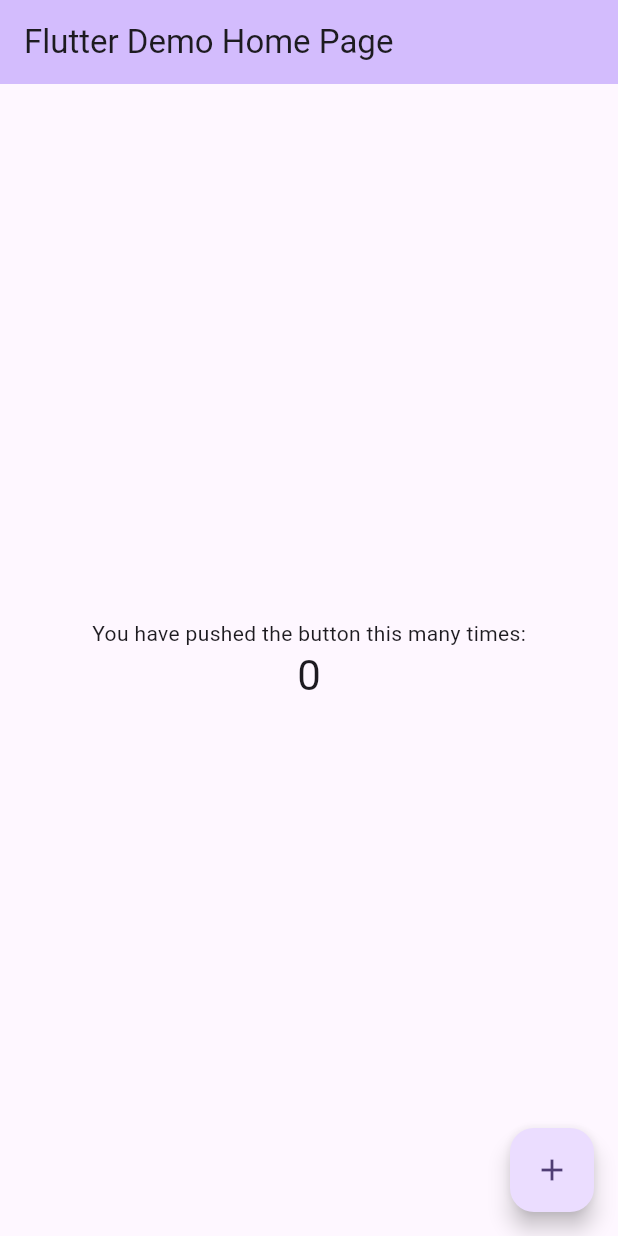
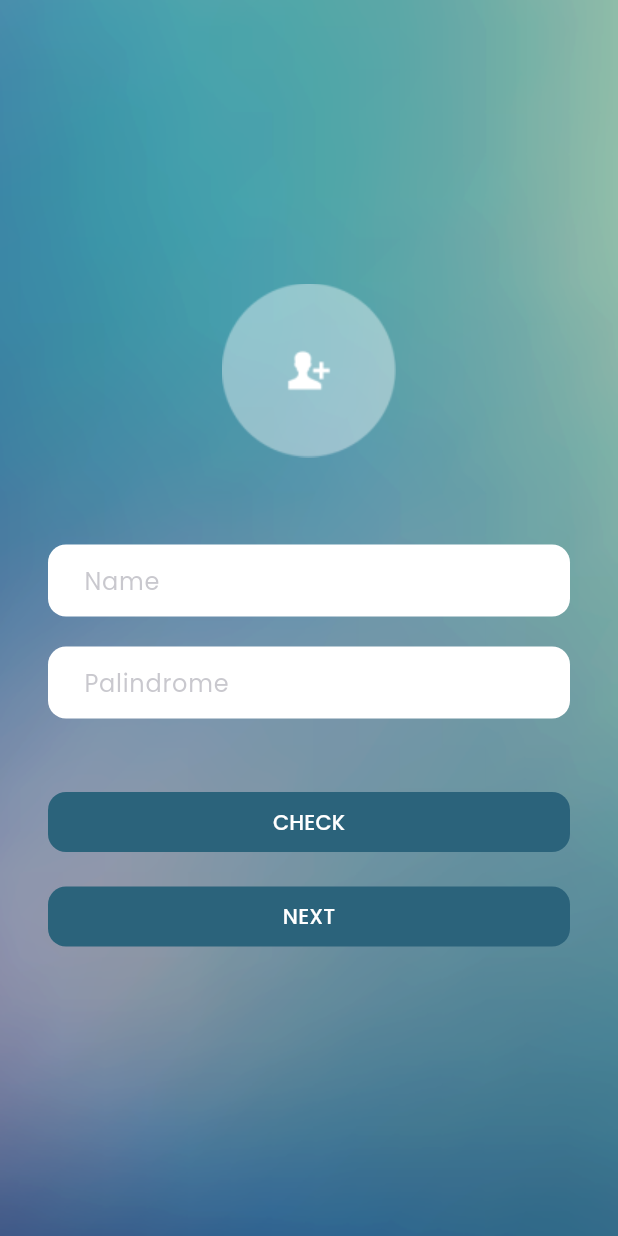
Before and after one commit to zenxiety/suitmedia-flutter, a Flutter app: the screen it shows after launch, on a phone screen of 412 x 824 dp. Run offline on Flutter 3.47's test engine with Material 3 defaults, Android fonts, the phone set to English and light mode, and no system bars; our stand-ins replace google_fonts.

Commit message:
feat - first screen UI slicing & logic integration

```diff
--- a/lib/main.dart
+++ b/lib/main.dart
@@ -1,4 +1,10 @@
+import 'package:flutter/foundation.dart';
 import 'package:flutter/material.dart';
+import 'package:provider/provider.dart';
+import 'package:suitmedia_mobile_intern/utils/constants/colors.dart';
+import 'package:suitmedia_mobile_intern/viewmodels/first_screen_provider.dart';
+import 'package:suitmedia_mobile_intern/views/screens/first_screen.dart';
+import 'package:google_fonts/google_fonts.dart';
 
 void main() {
   runApp(const MyApp());
@@ -7,119 +13,75 @@
 class MyApp extends StatelessWidget {
   const MyApp({super.key});
 
-  // This widget is the root of your application.
   @override
   Widget build(BuildContext context) {
-    return MaterialApp(
-      title: 'Flutter Demo',
-      theme: ThemeData(
-        // This is the theme of your application.
-        //
-        // TRY THIS: Try running your application with "flutter run". You'll see
-        // the application has a purple toolbar. Then, without quitting the app,
-        // try changing the seedColor in the colorScheme below to Colors.green
-        // and then invoke "hot reload" (save your changes or press the "hot
-        // reload" button in a Flutter-supported IDE, or press "r" if you used
-        // the command line to start the app).
-        //
-        // Notice that the counter didn't reset back to zero; the application
-        // state is not lost during the reload. To reset the state, use hot
-        // restart instead.
-        //
-        // This works for code too, not just values: Most code changes can be
-        // tested with just a hot reload.
-        colorScheme: ColorScheme.fromSeed(seedColor: Colors.deepPurple),
-        useMaterial3: true,
+    return MultiProvider(
+      providers: [
+        ChangeNotifierProvider(create: (context) => FirstScreenProvider()),
+      ],
+      child: MaterialApp(
+        debugShowCheckedModeBanner: kDebugMode,
+        theme: ThemeData(
+          textTheme: GoogleFonts.poppinsTextTheme(
+            Theme.of(context).textTheme,
+          ),
+          inputDecorationTheme: InputDecorationTheme(
+            filled: true,
+            fillColor: Colors.white,
+            hintStyle: const TextStyle(
+              color: Color.fromRGBO(104, 103, 119, .36),
+              fontSize: 16,
+            ),
+            border: OutlineInputBorder(
+              borderRadius: BorderRadius.circular(12),
+            ),
+            enabledBorder: OutlineInputBorder(
+              borderRadius: BorderRadius.circular(12),
+              borderSide: const BorderSide(
+                color: Colors.transparent,
+              ),
+            ),
+            focusedBorder: OutlineInputBorder(
+              borderRadius: BorderRadius.circular(12),
+              borderSide: const BorderSide(
+                color: Colors.transparent,
+              ),
+            ),
+            errorBorder: OutlineInputBorder(
+              borderRadius: BorderRadius.circular(12),
+              borderSide: BorderSide(
+                color: Colors.red.shade900,
+              ),
+            ),
+            errorStyle: TextStyle(color: Colors.red.shade900),
+            contentPadding: const EdgeInsets.symmetric(
+              horizontal: 20,
+              vertical: 8,
+            ),
+          ),
+          elevatedButtonTheme: ElevatedButtonThemeData(
+            style: ElevatedButton.styleFrom(
+              backgroundColor: ColorPalette.teal,
+              foregroundColor: Colors.white,
+              shape: RoundedRectangleBorder(
+                borderRadius: BorderRadius.circular(12),
+              ),
+              elevation: 0,
+            ),
+          ),
+        ),
+        initialRoute: '/first',
+        onGenerateRoute: (settings) {
+          switch (settings.name) {
+            case "/first":
+              return MaterialPageRoute(
+                builder: (context) => const FirstScreen(),
+              );
+          }
+
+          return null;
+        },
       ),
-      home: const MyHomePage(title: 'Flutter Demo Home Page'),
     );
   }
 }
-
-class MyHomePage extends StatefulWidget {
-  const MyHomePage({super.key, required this.title});
-
-  // This widget is the home page of your application. It is stateful, meaning
-  // that it has a State object (defined below) that contains fields that affect
-  // how it looks.
-
-  // This class is the configuration for the state. It holds the values (in this
-  // case the title) provided by the parent (in this case the App widget) and
-  // used by the build method of the State. Fields in a Widget subclass are
-  // always marked "final".
-
-  final String title;
-
-  @override
-  State<MyHomePage> createState() => _MyHomePageState();
-}
-
-class _MyHomePageState extends State<MyHomePage> {
-  int _counter = 0;
-
-  void _incrementCounter() {
-    setState(() {
-      // This call to setState tells the Flutter framework that something has
-      // changed in this State, which causes it to rerun the build method below
-      // so that the display can reflect the updated values. If we changed
-      // _counter without calling setState(), then the build method would not be
-      // called again, and so nothing would appear to happen.
-      _counter++;
-    });
-  }
-
-  @override
-  Widget build(BuildContext context) {
-    // This method is rerun every time setState is called, for instance as done
-    // by the _incrementCounter method above.
-    //
-    // The Flutter framework has been optimized to make rerunning build methods
-    // fast, so that you can just rebuild anything that needs updating rather
-    // than having to individually change instances of widgets.
-    return Scaffold(
-      appBar: AppBar(
-        // TRY THIS: Try changing the color here to a specific color (to
-        // Colors.amber, perhaps?) and trigger a hot reload to see the AppBar
-        // change color while the other colors stay the same.
-        backgroundColor: Theme.of(context).colorScheme.inversePrimary,
-        // Here we take the value from the MyHomePage object that was created by
-        // the App.build method, and use it to set our appbar title.
-        title: Text(widget.title),
-      ),
-      body: Center(
-        // Center is a layout widget. It takes a single child and positions it
-        // in the middle of the parent.
-        child: Column(
-          // Column is also a layout widget. It takes a list of children and
-          // arranges them vertically. By default, it sizes itself to fit its
-          // children horizontally, and tries to be as tall as its parent.
-          //
-          // Column has various properties to control how it sizes itself and
-          // how it positions its children. Here we use mainAxisAlignment to
-          // center the children vertically; the main axis here is the vertical
-          // axis because Columns are vertical (the cross axis would be
-          // horizontal).
-          //
-          // TRY THIS: Invoke "debug painting" (choose the "Toggle Debug Paint"
-          // action in the IDE, or press "p" in the console), to see the
-          // wireframe for each widget.
-          mainAxisAlignment: MainAxisAlignment.center,
-          children: <Widget>[
-            const Text(
-              'You have pushed the button this many times:',
-            ),
-            Text(
-              '$_counter',
-              style: Theme.of(context).textTheme.headlineMedium,
-            ),
-          ],
-        ),
-      ),
-      floatingActionButton: FloatingActionButton(
-        onPressed: _incrementCounter,
-        tooltip: 'Increment',
-        child: const Icon(Icons.add),
-      ), // This trailing comma makes auto-formatting nicer for build methods.
-    );
-  }
-}
--- /dev/null
+++ b/lib/utils/constants/colors.dart
@@ -0,0 +1,5 @@
+import 'package:flutter/material.dart';
+
+class ColorPalette {
+  static const Color teal = Color.fromRGBO(43, 99, 123, 1);
+}
--- /dev/null
+++ b/lib/views/screens/first_screen.dart
@@ -0,0 +1,105 @@
+import 'package:flutter/material.dart';
+import 'package:provider/provider.dart';
+import 'package:suitmedia_mobile_intern/viewmodels/first_screen_provider.dart';
+
+class FirstScreen extends StatefulWidget {
+  const FirstScreen({super.key});
+
+  @override
+  State<FirstScreen> createState() => _FirstScreenState();
+}
+
+class _FirstScreenState extends State<FirstScreen> {
+  @override
+  void initState() {
+    final FirstScreenProvider provider =
+        Provider.of<FirstScreenProvider>(context, listen: false);
+    provider.formKey = GlobalKey();
+    provider.nameController = TextEditingController();
+    provider.sentenceController = TextEditingController();
+
+    super.initState();
+  }
+
+  @override
+  void dispose() {
+    final FirstScreenProvider provider =
+        Provider.of<FirstScreenProvider>(context, listen: false);
+    provider.nameController.dispose();
+    provider.sentenceController.dispose();
+    super.dispose();
+  }
+
+  @override
+  Widget build(BuildContext context) {
+    return Scaffold(
+      resizeToAvoidBottomInset: false,
+      body: Stack(
+        children: [
+          Positioned.fill(
+            child: Image.asset(
+              'assets/images/first_screen_bg.png',
+              fit: BoxFit.cover,
+            ),
+          ),
+          Padding(
+            padding: const EdgeInsets.all(32),
+            child: Center(
+              child:
+                  Consumer<FirstScreenProvider>(builder: (context, state, _) {
+                return Column(
+                  mainAxisAlignment: MainAxisAlignment.center,
+                  children: <Widget>[
+                    Image.asset('assets/images/first_icon.png'),
+                    const SizedBox(height: 58),
+                    Form(
+                      key: state.formKey,
+                      child: Column(
+                        mainAxisAlignment: MainAxisAlignment.center,
+                        children: <Widget>[
+                          TextFormField(
+                            controller: state.nameController,
+                            cursorColor: Colors.black,
+                            decoration: const InputDecoration(
+                              hintText: "Name",
+                            ),
+                            validator: (value) => state.validateName(value),
+                          ),
+                          const SizedBox(height: 20),
+                          TextFormField(
+                            controller: state.sentenceController,
+                            cursorColor: Colors.black,
+                            decoration: const InputDecoration(
+                              hintText: "Palindrome",
+                            ),
+                            validator: (value) => state.validateSentence(value),
+                          ),
+                          const SizedBox(height: 45),
+                          Column(
+                            crossAxisAlignment: CrossAxisAlignment.stretch,
+                            children: [
+                              ElevatedButton(
+                                onPressed: () =>
+                                    state.submitPalindrome(context),
+                                child: const Text("CHECK"),
+                              ),
+                              const SizedBox(height: 15),
+                              ElevatedButton(
+                                onPressed: () => state.nextScreen(context),
+                                child: const Text("NEXT"),
+                              ),
+                            ],
+                          ),
+                        ],
+                      ),
+                    ),
+                  ],
+                );
+              }),
+            ),
+          ),
+        ],
+      ),
+    );
+  }
+}
```
Also changed, not shown: lib/viewmodels/first_screen_provider.dart (added, +72 -0 lines), pubspec.yaml (+6 -7 lines), assets/images/first_icon.png (added), assets/images/first_screen_bg.png (added), 2 other files.
